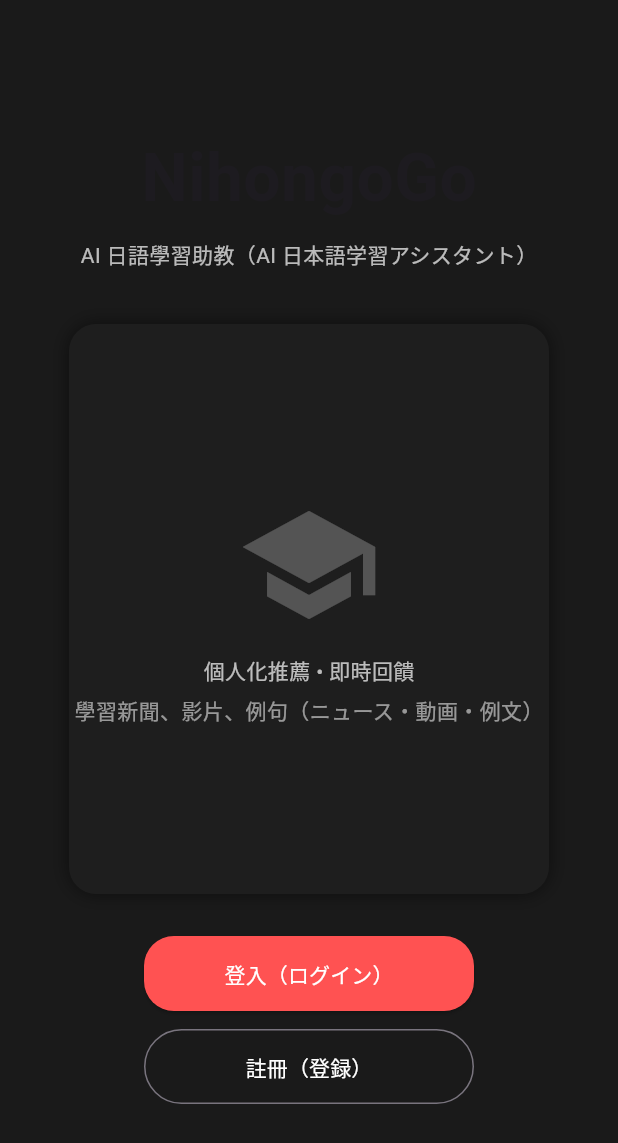
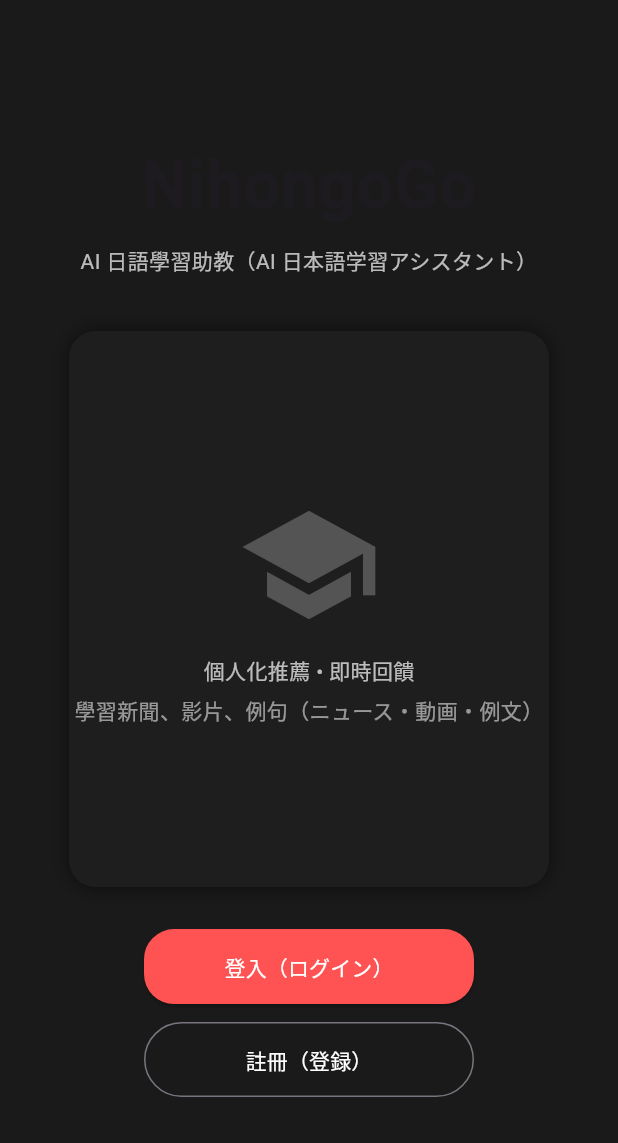
Before and after one commit to bob881688/LJ, a Flutter app: the WelcomePage screen opened directly, on a phone screen of 412 x 824 dp. Shown: the top 1143 px of the screen. Run offline on Flutter 3.47's test engine with Material 3 defaults, Android fonts, the phone set to English and light mode, and no system bars.

Commit message:
使歡迎頁面在螢幕空間不夠時能夠捲動

```diff
--- a/frontend/lib/screens/welcome_screen.dart
+++ b/frontend/lib/screens/welcome_screen.dart
@@ -1,4 +1,5 @@
 import 'package:flutter/material.dart';
+import 'dart:math' as math;
 
 class WelcomePage extends StatelessWidget {
   const WelcomePage({super.key});
@@ -6,32 +7,75 @@ class WelcomePage extends StatelessWidget {
   Widget build(BuildContext context) {
     return Scaffold(
       body: SafeArea(
+        child: LayoutBuilder(
+          builder: (context, constraints) {
+            const horizontalPadding = 16.0;
+            const verticalPadding = 24.0;
+
+            final availableWidth = math.max(0.0, constraints.maxWidth - horizontalPadding * 2);
+            final cardWidth = math.min(320.0, availableWidth);
+            final cardHeight = (constraints.maxHeight * 0.45).clamp(240.0, 380.0);
+
+            return SingleChildScrollView(
+              padding: const EdgeInsets.symmetric(
+                horizontal: horizontalPadding,
+                vertical: verticalPadding,
+              ),
+              child: ConstrainedBox(
+                constraints: BoxConstraints(
+                  minHeight: math.max(0.0, constraints.maxHeight - verticalPadding * 2),
+                ),
                 child: Center(
-          child: Column(mainAxisSize: MainAxisSize.min, children: [
-            const Text('NihongoGo', style: TextStyle(fontSize: 44, fontWeight: FontWeight.bold)),
+                  child: Column(
+                    mainAxisSize: MainAxisSize.min,
+                    children: [
+                      const Text(
+                        'NihongoGo',
+                        style: TextStyle(fontSize: 44, fontWeight: FontWeight.bold),
+                        textAlign: TextAlign.center,
+                      ),
                       const SizedBox(height: 8),
-            const Text('AI 日語學習助教（AI 日本語学習アシスタント）', style: TextStyle(color: Colors.white70)),
+                      const Text(
+                        'AI 日語學習助教（AI 日本語学習アシスタント）',
+                        style: TextStyle(color: Colors.white70),
+                        textAlign: TextAlign.center,
+                      ),
                       const SizedBox(height: 36),
                       Container(
-              width: 320,
-              height: 380,
+                        width: cardWidth,
+                        height: cardHeight,
                         decoration: BoxDecoration(
                           color: const Color(0xFF1E1E1E),
                           borderRadius: BorderRadius.circular(18),
-                boxShadow: [BoxShadow(color: Colors.black.withOpacity(0.5), blurRadius: 10)],
+                          boxShadow: [
+                            BoxShadow(
+                              color: Colors.black.withOpacity(0.5),
+                              blurRadius: 10,
                             ),
-              child: Column(mainAxisAlignment: MainAxisAlignment.center, children: const [
+                          ],
+                        ),
+                        child: Column(
+                          mainAxisAlignment: MainAxisAlignment.center,
+                          children: const [
                             Icon(Icons.school, size: 96, color: Colors.white24),
                             SizedBox(height: 12),
                             Text('個人化推薦 • 即時回饋', style: TextStyle(color: Colors.white70)),
                             SizedBox(height: 6),
-                Text('學習新聞、影片、例句（ニュース・動画・例文）', style: TextStyle(color: Colors.white54)),
-              ]),
+                            Text(
+                              '學習新聞、影片、例句（ニュース・動画・例文）',
+                              style: TextStyle(color: Colors.white54),
+                              textAlign: TextAlign.center,
+                            ),
+                          ],
+                        ),
                       ),
                       const SizedBox(height: 28),
                       ElevatedButton(
                         onPressed: () => Navigator.pushNamed(context, '/login'),
-              style: ElevatedButton.styleFrom(minimumSize: const Size(220, 50), backgroundColor: Colors.redAccent),
+                        style: ElevatedButton.styleFrom(
+                          minimumSize: const Size(220, 50),
+                          backgroundColor: Colors.redAccent,
+                        ),
                         child: const Text('登入（ログイン）'),
                       ),
                       const SizedBox(height: 12),
@@ -40,7 +84,12 @@ class WelcomePage extends StatelessWidget {
                         style: OutlinedButton.styleFrom(minimumSize: const Size(220, 50)),
                         child: const Text('註冊（登録）', style: TextStyle(color: Colors.white)),
                       ),
-          ]),
+                    ],
+                  ),
+                ),
+              ),
+            );
+          },
         ),
       ),
     );
```
Lines whose indentation alone changed are shown as unchanged.
